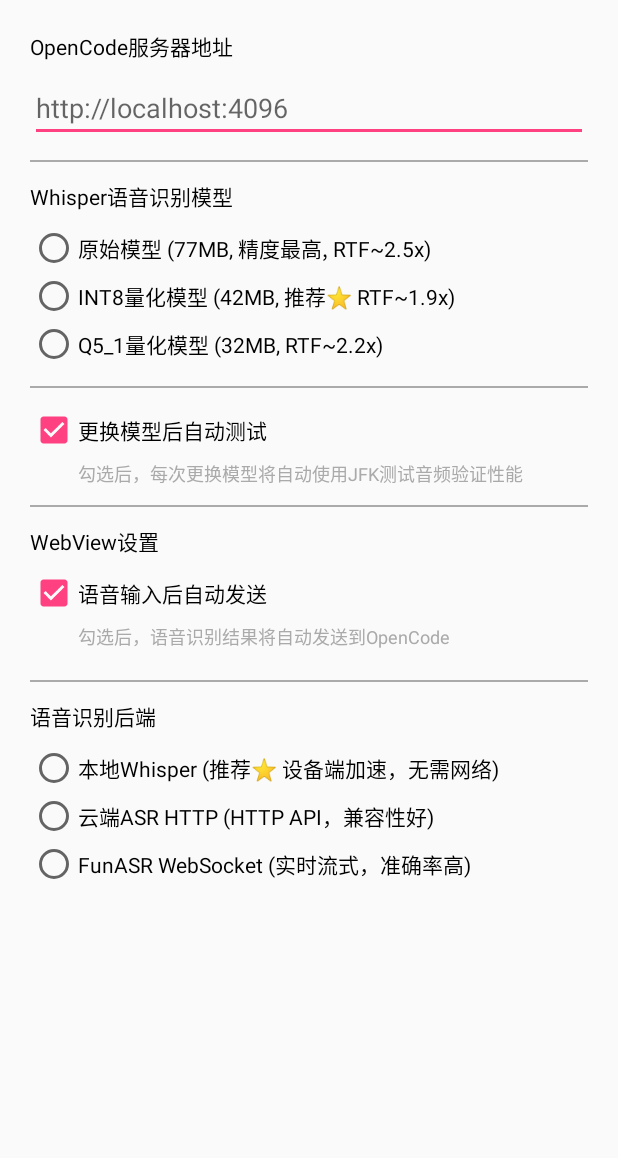
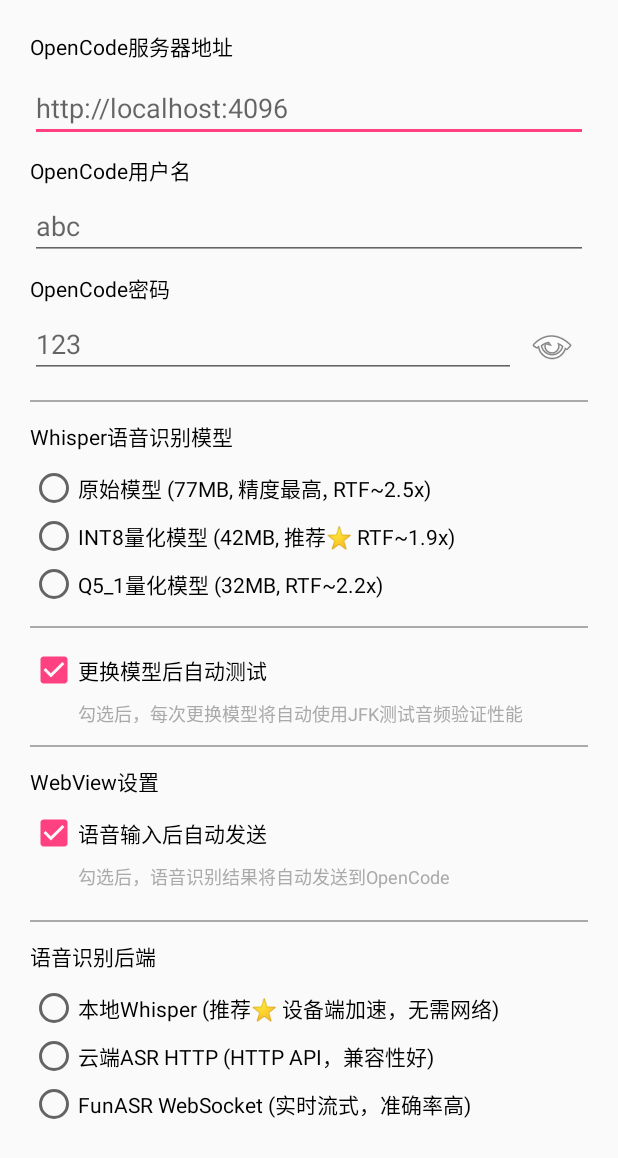
Before and after one commit to anjisuan783/open_gui, an Android app: the layout dialog_settings.xml on its own in the app's theme, with its tools: preview values and no code run, on a phone screen of 412 x 824 dp. Shown: the top 1158 px of the screen. Run offline under Robolectric (Android 15) with nearby library versions, the light colour scheme and no system bars.

Commit message:
feat: Add password visibility toggle and improve re-login functionality
- Add eye icon button to password field (hold to show, release to hide)
- Implement proper re-login with cache clearing and timeout management
- Set 5-second connection timeout for OpenCodeManager HTTP requests
- Fix timeout logic to cancel on page load success/failure
- Update username/password hints to default values (abc/123)

```diff
--- a/app/src/main/java/com/opencode/voiceassist/utils/Constants.java
+++ b/app/src/main/java/com/opencode/voiceassist/utils/Constants.java
@@ -40,6 +40,8 @@ public class Constants {
     // Note: Change this to your computer's IP address on the same network
     public static final String DEFAULT_OPENCODE_IP = "192.168.66.189";
     public static final int DEFAULT_OPENCODE_PORT = 4096;
+    public static final String DEFAULT_OPENCODE_USERNAME = "abc";
+    public static final String DEFAULT_OPENCODE_PASSWORD = "123";
 
     // Audio Recording Configuration
     public static final int AUDIO_SAMPLE_RATE = 16000;
--- a/app/src/main/res/layout/dialog_settings.xml
+++ b/app/src/main/res/layout/dialog_settings.xml
@@ -25,7 +25,54 @@
         android:layout_height="wrap_content"
         android:hint="http://localhost:4096"
         android:inputType="textUri"
-        android:layout_marginBottom="12dp" />
+        android:layout_marginBottom="8dp" />
+
+    <TextView
+        android:layout_width="wrap_content"
+        android:layout_height="wrap_content"
+        android:text="OpenCode用户名"
+        android:textSize="14sp"
+        android:textColor="@android:color/black"
+        android:layout_marginBottom="4dp" />
+
+    <EditText
+        android:id="@+id/et_username"
+        android:layout_width="match_parent"
+        android:layout_height="wrap_content"
+        android:hint="abc"
+        android:inputType="text"
+        android:layout_marginBottom="8dp" />
+
+    <TextView
+        android:layout_width="wrap_content"
+        android:layout_height="wrap_content"
+        android:text="OpenCode密码"
+        android:textSize="14sp"
+        android:textColor="@android:color/black"
+        android:layout_marginBottom="4dp" />
+
+    <LinearLayout
+        android:layout_width="match_parent"
+        android:layout_height="wrap_content"
+        android:orientation="horizontal"
+        android:layout_marginBottom="12dp">
+
+        <EditText
+            android:id="@+id/et_password"
+            android:layout_width="0dp"
+            android:layout_height="wrap_content"
+            android:layout_weight="1"
+            android:hint="123"
+            android:inputType="textPassword" />
+
+        <ImageView
+            android:id="@+id/iv_password_toggle"
+            android:layout_width="wrap_content"
+            android:layout_height="wrap_content"
+            android:src="@android:drawable/ic_menu_view"
+            android:padding="8dp"
+            android:contentDescription="显示密码" />
+    </LinearLayout>
 
     <!-- Separator -->
     <View
```
Also changed, not shown: app/src/main/java/com/opencode/voiceassist/MainActivity.java (+37 -5 lines), app/src/main/java/com/opencode/voiceassist/manager/OpenCodeManager.java (+25 -8 lines), app/src/main/java/com/opencode/voiceassist/manager/SettingsManager.java (+33 -0 lines), app/src/main/java/com/opencode/voiceassist/manager/WebViewManager.java (+12 -2 lines).
